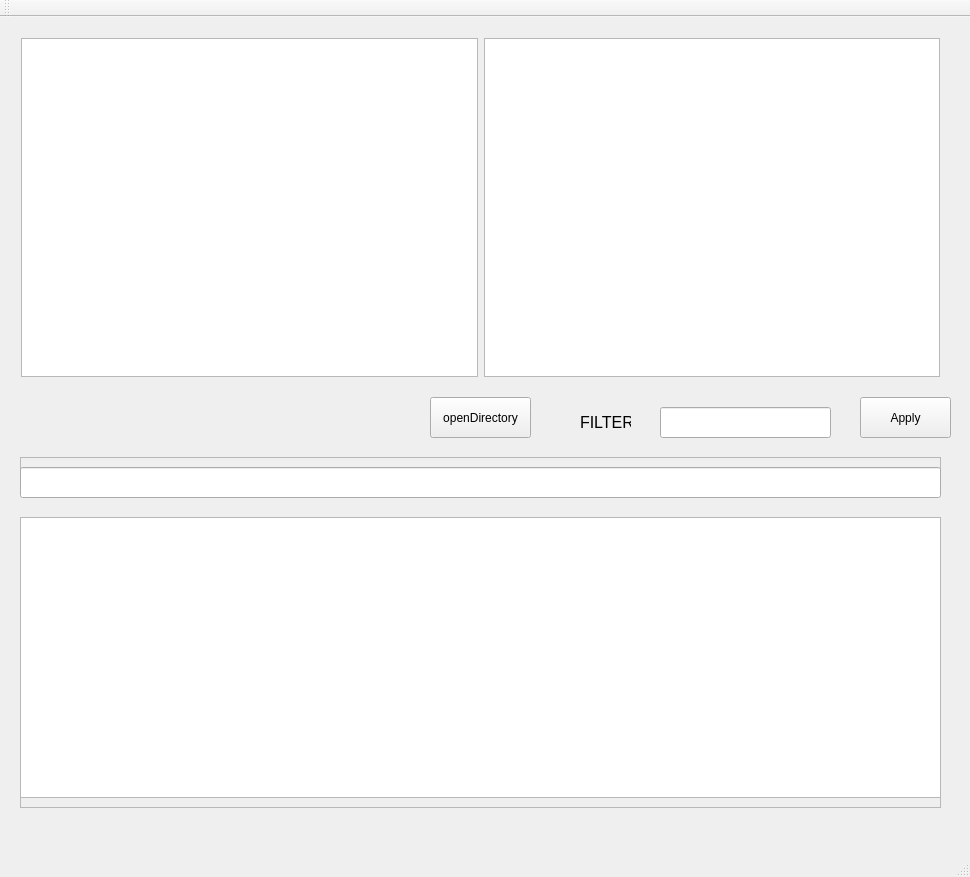
Before: the Qt Designer form unittestdata.ui in Sabreme/UnitTestData, drawn with Qt 5.
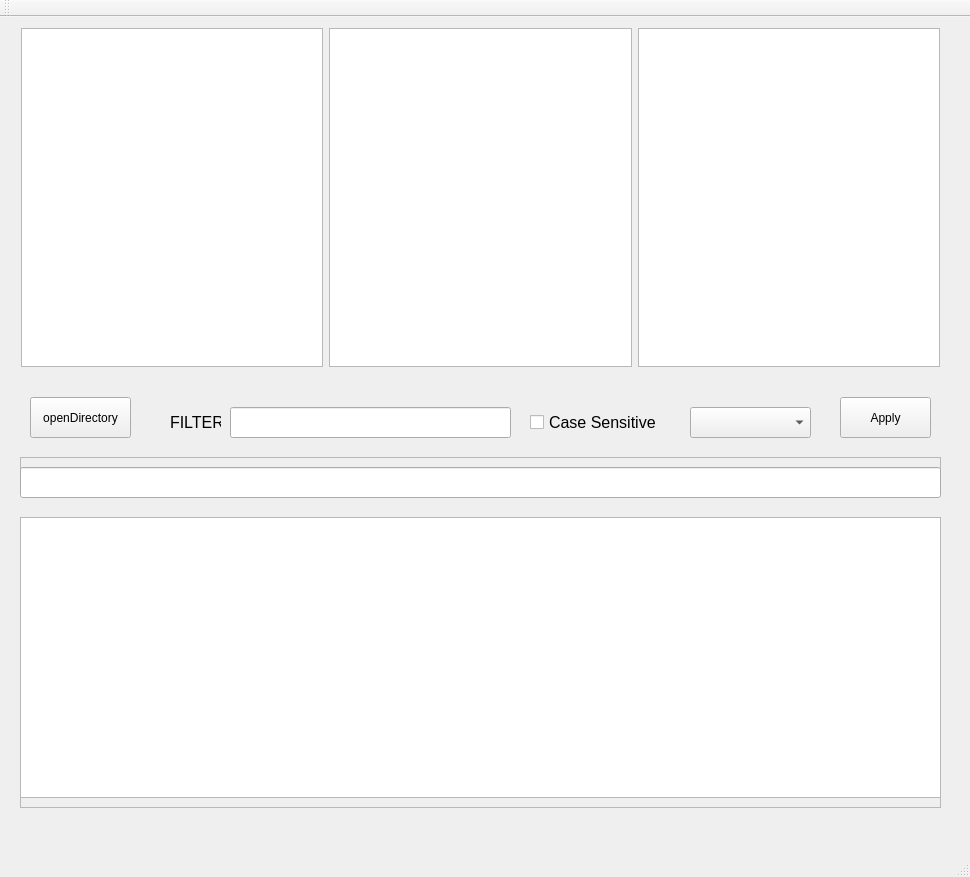
After: the same form once the commit is applied.

Diff of the .ui file:
```diff
--- a/unittestdata.ui
+++ b/unittestdata.ui
@@ -67,7 +67,7 @@
    <widget class="QPushButton" name="buttonDir">
     <property name="geometry">
      <rect>
-      <x>430</x>
+      <x>30</x>
       <y>380</y>
       <width>101</width>
       <height>41</height>
@@ -81,7 +81,7 @@
     <property name="geometry">
      <rect>
       <x>10</x>
-      <y>10</y>
+      <y>0</y>
       <width>941</width>
       <height>361</height>
      </rect>
@@ -93,6 +93,9 @@
      <item>
       <widget class="QListView" name="listView"/>
      </item>
+     <item>
+      <widget class="QListView" name="FilterView"/>
+     </item>
     </layout>
    </widget>
    <widget class="QFrame" name="inputFrame">
@@ -114,9 +117,9 @@
    <widget class="QLineEdit" name="filterEdit">
     <property name="geometry">
      <rect>
-      <x>660</x>
+      <x>230</x>
       <y>390</y>
-      <width>171</width>
+      <width>281</width>
       <height>31</height>
      </rect>
     </property>
@@ -124,7 +127,7 @@
    <widget class="QLabel" name="label">
     <property name="geometry">
      <rect>
-      <x>580</x>
+      <x>170</x>
       <y>390</y>
       <width>51</width>
       <height>31</height>
@@ -137,7 +140,7 @@
    <widget class="QPushButton" name="btnFilter">
     <property name="geometry">
      <rect>
-      <x>860</x>
+      <x>840</x>
       <y>380</y>
       <width>91</width>
       <height>41</height>
@@ -157,6 +160,39 @@
      </rect>
     </property>
    </widget>
+   <widget class="QCheckBox" name="chkCaseLock">
+    <property name="geometry">
+     <rect>
+      <x>530</x>
+      <y>390</y>
+      <width>131</width>
+      <height>31</height>
+     </rect>
+    </property>
+    <property name="font">
+     <font>
+      <pointsize>12</pointsize>
+     </font>
+    </property>
+    <property name="text">
+     <string>Case Sensitive</string>
+    </property>
+   </widget>
+   <widget class="QComboBox" name="comboFilter">
+    <property name="geometry">
+     <rect>
+      <x>690</x>
+      <y>390</y>
+      <width>121</width>
+      <height>31</height>
+     </rect>
+    </property>
+    <property name="font">
+     <font>
+      <pointsize>12</pointsize>
+     </font>
+    </property>
+   </widget>
   </widget>
   <widget class="QMenuBar" name="menuBar">
    <property name="geometry">
```
